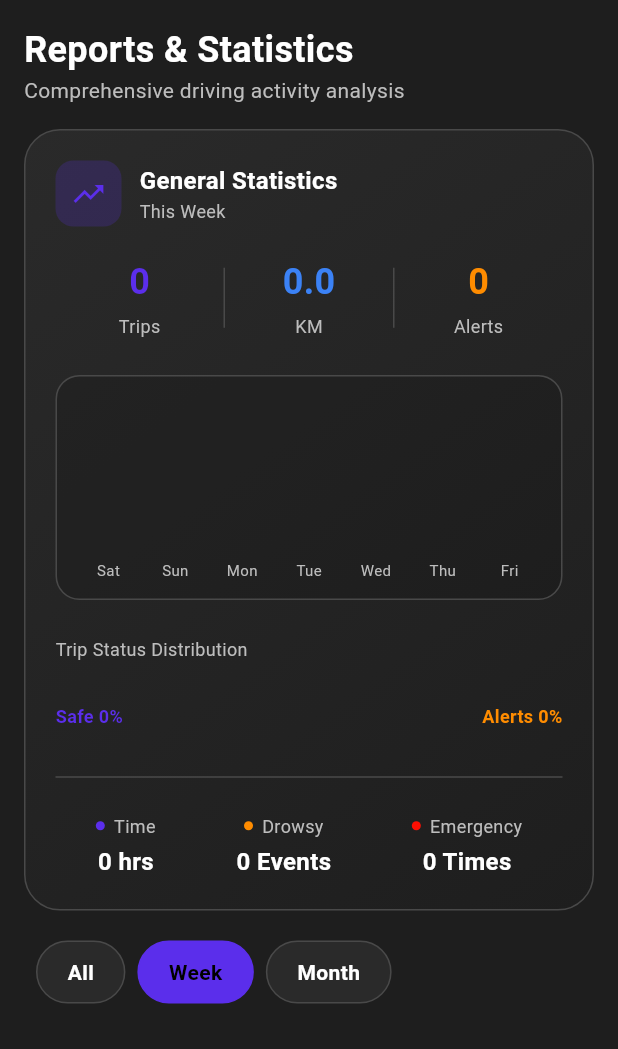
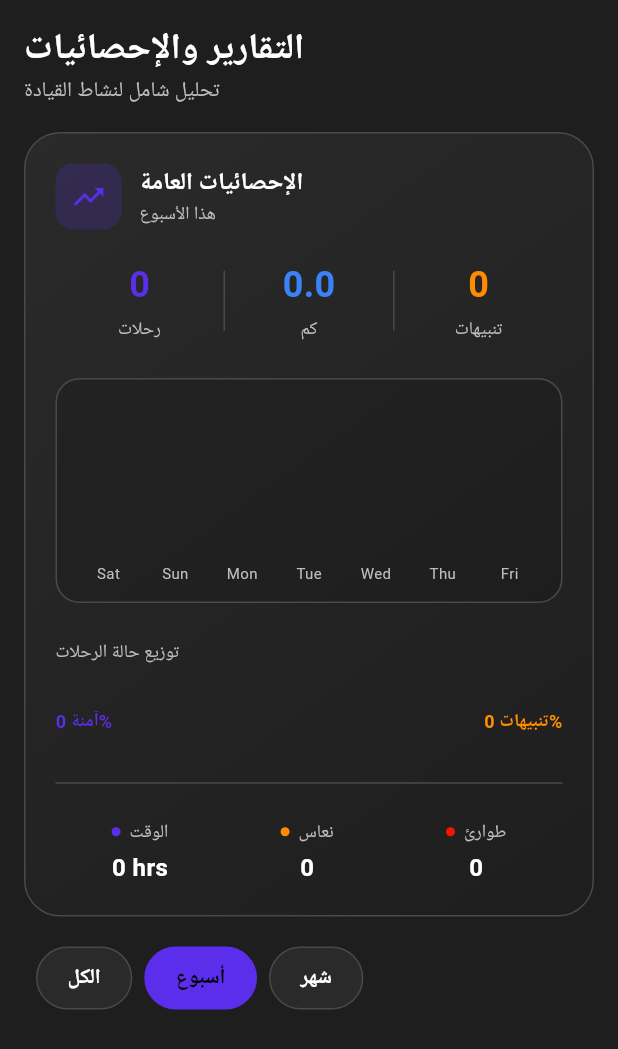
Before and after one commit to mohamed-abedeen/yaqdah_app_project, a Flutter app: the ReportsScreen screen opened directly, on a phone screen of 412 x 824 dp. Shown: the top 1049 px of the screen. Run offline on Flutter 3.47's test engine with Material 3 defaults, Android fonts, the phone set to English and light mode, and no system bars; drawn by our look-alikes of fl_chart; our stand-ins replace audioplayers, camera, flutter_map, flutter_tts, geolocator, google_generative_ai and 7 more; missing offline and left inert: flutter_background_messenger, google_mlkit_face_detection; accounts and stored records are empty.

Commit message:
feat: Localize Reports Screen and enhance DatabaseService debugging

```diff
--- a/lib/screens/reports_screen.dart
+++ b/lib/screens/reports_screen.dart
@@ -5,7 +5,7 @@ import 'package:flutter/material.dart';
 import 'package:fl_chart/fl_chart.dart';
 import 'package:intl/intl.dart' as intl;
 import '../services/database_service.dart';
-import '../services/theme_service.dart'; // ✅ Import ThemeService
+import '../services/theme_service.dart';
 import '../widgets/trip_detail_modal.dart';
 
 class ReportsScreen extends StatefulWidget {
@@ -53,7 +53,6 @@ class _ReportsScreenState extends State<ReportsScreen> {
     final textColor = theme.textTheme.bodyMedium!.color!;
     final subColor = isDark ? Colors.grey[400]! : Colors.grey[600]!;
 
-    // ✅ Colors from Theme Service
     final green = theme.primaryColor;
     final red = theme.colorScheme.error;
     final orange = ThemeService.orange;
@@ -62,6 +61,7 @@ class _ReportsScreenState extends State<ReportsScreen> {
 
     return Scaffold(
       backgroundColor: theme.scaffoldBackgroundColor,
+      // ✅ REMOVED: FloatingActionButton (Clean UI)
       body: SafeArea(
         child: FutureBuilder<List<Map<String, dynamic>>>(
           future: DatabaseService.instance.getTrips(),
@@ -87,6 +87,10 @@ class _ReportsScreenState extends State<ReportsScreen> {
             double safePct = total == 0 ? 0 : (safeTrips / total);
             double alertPct = total == 0 ? 0 : (tripsWithAlerts / total);
 
+            // ✅ Logic to display sum of all alerts in the header
+            int totalAlerts = (stats['drowsyEvents'] as int) +
+                              (stats['emergencyEvents'] as int);
+
             return CustomScrollView(
               slivers: [
                 SliverToBoxAdapter(
@@ -96,7 +100,7 @@ class _ReportsScreenState extends State<ReportsScreen> {
                       crossAxisAlignment: CrossAxisAlignment.start,
                       children: [
                         Text(
-                          "Reports & Statistics",
+                          "التقارير والإحصائيات",
                           style: TextStyle(
                             fontSize: 24,
                             fontWeight: FontWeight.bold,
@@ -104,7 +108,7 @@ class _ReportsScreenState extends State<ReportsScreen> {
                           ),
                         ),
                         Text(
-                          "Comprehensive driving activity analysis",
+                          "تحليل شامل لنشاط القيادة",
                           style: TextStyle(color: subColor, fontSize: 14),
                         ),
                       ],
@@ -144,7 +148,7 @@ class _ReportsScreenState extends State<ReportsScreen> {
                               crossAxisAlignment: CrossAxisAlignment.start,
                               children: [
                                 Text(
-                                  "General Statistics",
+                                  "الإحصائيات العامة",
                                   style: TextStyle(
                                     color: textColor,
                                     fontWeight: FontWeight.bold,
@@ -153,8 +157,8 @@ class _ReportsScreenState extends State<ReportsScreen> {
                                 ),
                                 Text(
                                   _activeFilter == 'week'
-                                      ? "This Week"
-                                      : "All Time",
+                                      ? "هذا الأسبوع"
+                                      : "كل الوقت",
                                   style: TextStyle(
                                     color: subColor,
                                     fontSize: 12,
@@ -169,7 +173,7 @@ class _ReportsScreenState extends State<ReportsScreen> {
                           children: [
                             _buildStatItem(
                               "${stats['count']}",
-                              "Trips",
+                              "رحلات",
                               green,
                               subColor,
                             ),
@@ -180,7 +184,7 @@ class _ReportsScreenState extends State<ReportsScreen> {
                             ),
                             _buildStatItem(
                               stats['distance'].toString(),
-                              "KM",
+                              "كم",
                               blue,
                               subColor,
                             ),
@@ -190,8 +194,8 @@ class _ReportsScreenState extends State<ReportsScreen> {
                               color: theme.dividerColor,
                             ),
                             _buildStatItem(
-                              "${stats['drowsyEvents']}",
-                              "Alerts",
+                              "$totalAlerts", // ✅ Correctly displays total alerts
+                              "تنبيهات",
                               orange,
                               subColor,
                             ),
@@ -296,7 +300,7 @@ class _ReportsScreenState extends State<ReportsScreen> {
                           crossAxisAlignment: CrossAxisAlignment.start,
                           children: [
                             Text(
-                              "Trip Status Distribution",
+                              "توزيع حالة الرحلات",
                               style: TextStyle(color: subColor, fontSize: 12),
                             ),
                             const SizedBox(height: 8),
@@ -323,7 +327,7 @@ class _ReportsScreenState extends State<ReportsScreen> {
                               mainAxisAlignment: MainAxisAlignment.spaceBetween,
                               children: [
                                 Text(
-                                  "Safe ${(safePct * 100).toStringAsFixed(0)}%",
+                                  "آمنة ${(safePct * 100).toStringAsFixed(0)}%",
                                   style: TextStyle(
                                     color: green,
                                     fontSize: 12,
@@ -331,7 +335,7 @@ class _ReportsScreenState extends State<ReportsScreen> {
                                   ),
                                 ),
                                 Text(
-                                  "Alerts ${(alertPct * 100).toStringAsFixed(0)}%",
+                                  "تنبيهات ${(alertPct * 100).toStringAsFixed(0)}%",
                                   style: TextStyle(
                                     color: orange,
                                     fontSize: 12,
@@ -349,22 +353,22 @@ class _ReportsScreenState extends State<ReportsScreen> {
                           mainAxisAlignment: MainAxisAlignment.spaceAround,
                           children: [
                             _miniDetailStat(
-                              "Time",
+                              "الوقت",
                               stats['totalTime'].toString(),
                               green,
                               textColor,
                               subColor,
                             ),
                             _miniDetailStat(
-                              "Drowsy",
-                              "${stats['drowsyEvents']} Events",
+                              "نعاس",
+                              "${stats['drowsyEvents']}",
                               orange,
                               textColor,
                               subColor,
                             ),
                             _miniDetailStat(
-                              "Emergency",
-                              "${stats['emergencyEvents']} Times",
+                              "طوارئ",
+                              "${stats['emergencyEvents']}",
                               red,
                               textColor,
                               subColor,
@@ -384,9 +388,9 @@ class _ReportsScreenState extends State<ReportsScreen> {
                       padding: const EdgeInsets.symmetric(horizontal: 16),
                       child: Row(
                         children: [
-                          _filterTab("All", 'all', theme),
-                          _filterTab("Week", 'week', theme),
-                          _filterTab("Month", 'month', theme),
+                          _filterTab("الكل", 'all', theme),
+                          _filterTab("أسبوع", 'week', theme),
+                          _filterTab("شهر", 'month', theme),
                         ],
                       ),
                     ),
@@ -575,7 +579,7 @@ class _ReportsScreenState extends State<ReportsScreen> {
                       ),
                       const SizedBox(width: 4),
                       Text(
-                        isSafe ? "Safe Trip" : "Alert",
+                        isSafe ? "آمنة" : "تنبيه",
                         style: TextStyle(
                           color: isSafe ? green : orange,
                           fontSize: 10,
@@ -593,7 +597,7 @@ class _ReportsScreenState extends State<ReportsScreen> {
               children: [
                 _miniStat(
                   Icons.access_time,
-                  "Duration",
+                  "المدة",
                   trip['duration'],
                   purple,
                   textColor,
@@ -601,7 +605,7 @@ class _ReportsScreenState extends State<ReportsScreen> {
                 ),
                 _miniStat(
                   Icons.map,
-                  "Distance",
+                  "المسافة",
                   trip['distance'],
                   blue,
                   textColor,
@@ -609,7 +613,7 @@ class _ReportsScreenState extends State<ReportsScreen> {
                 ),
                 _miniStat(
                   Icons.warning_amber,
-                  "Alerts",
+                  "التنبيهات",
                   "$alertsCount",
                   orange,
                   textColor,
@@ -683,7 +687,9 @@ class _ReportsScreenState extends State<ReportsScreen> {
       dist += double.tryParse(dStr) ?? 0;
       if (t['alerts'] != null) {
         try {
-          List<dynamic> list = json.decode(t['alerts']);
+          List<dynamic> list = (t['alerts'] is String)
+              ? json.decode(t['alerts'])
+              : t['alerts'];
           for (var item in list) {
             String s = item.toString().toLowerCase();
             if (s.contains('manual') || s.contains('sos'))
--- a/lib/widgets/dashboard_ui.dart
+++ b/lib/widgets/dashboard_ui.dart
@@ -1,3 +1,5 @@
+// ignore_for_file: unused_field, deprecated_member_use, curly_braces_in_flow_control_structures
+
 import 'dart:async';
 import 'dart:math' as math;
 import 'dart:ui';
@@ -48,6 +50,7 @@ class DashboardUI extends StatefulWidget {
   State<DashboardUI> createState() => DashboardUIState();
 }
 
+// ✅ PUBLIC STATE CLASS (Required for GlobalKey in HomeScreen)
 class DashboardUIState extends State<DashboardUI>
     with SingleTickerProviderStateMixin {
   final MapController _mapController = MapController();
@@ -240,7 +243,7 @@ class DashboardUIState extends State<DashboardUI>
   void _triggerSOSManual() {
     setState(() => _hasDangerousEvents = true);
     _tripEvents.add("${DateTime.now().toIso8601String()}: 🆘 Manual SOS");
-    // ✅ Use the dynamic contact number
+    // ✅ Use the dynamic contact number from HomeScreen
     _smsService.sendEmergencyAlert(targetNumber: widget.emergencyContact);
   }
 
```
Also changed, not shown: lib/services/database_service.dart (+11 -31 lines).
